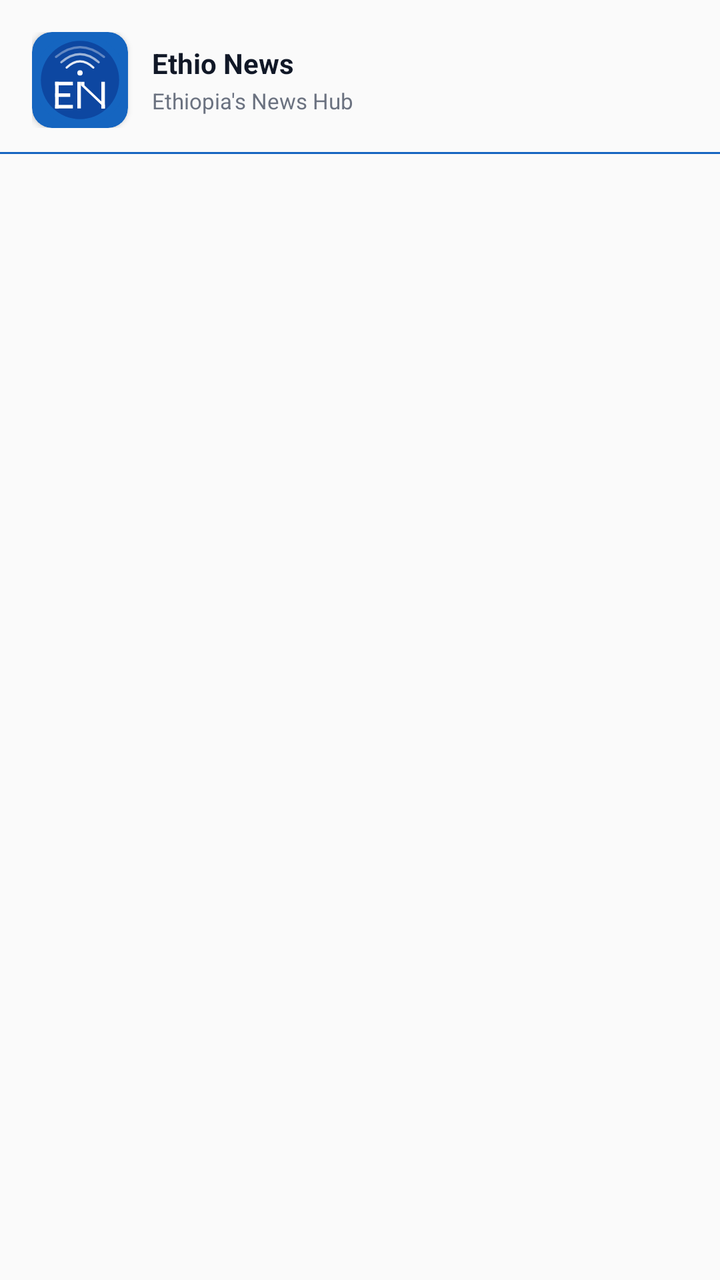
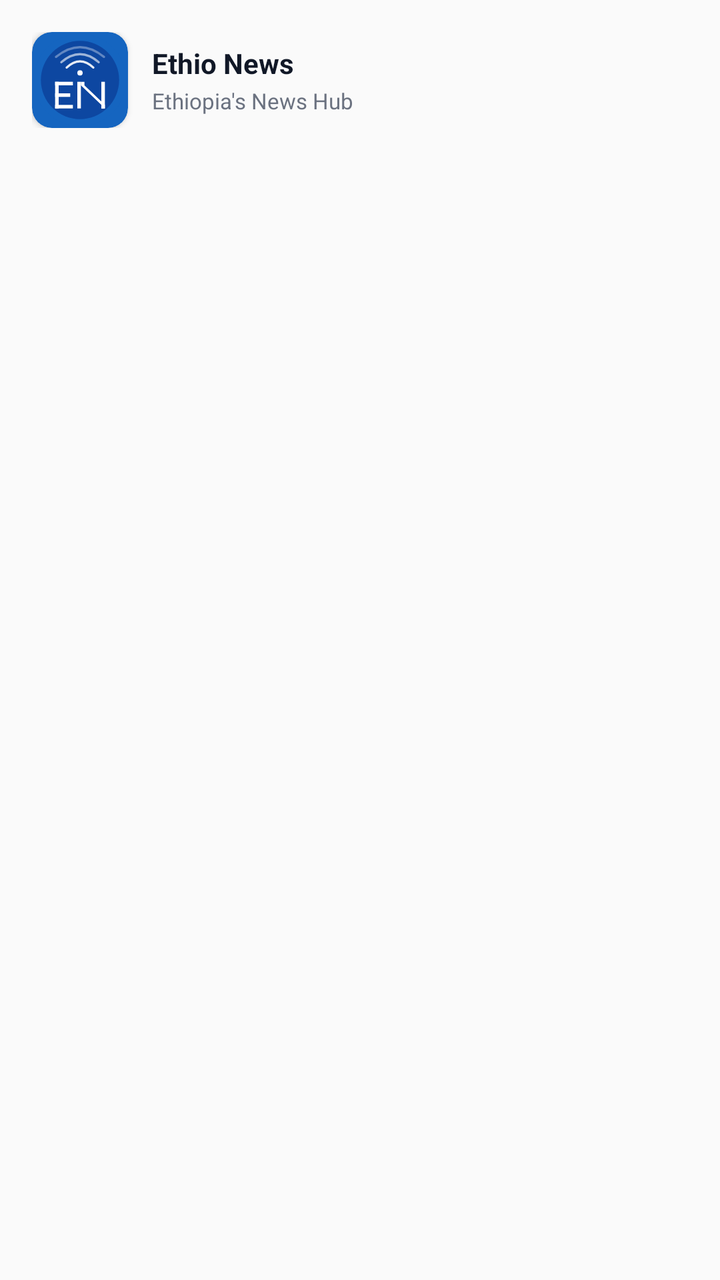

Two renders of the same Android screen: before a commit and after it. Below are the layout's source before the change and the commit's diff.
<!-- AndroidManifest.xml: application theme AppTheme -->
<!-- res/layout/row_nav_header.xml -->
<?xml version="1.0" encoding="utf-8"?>
<LinearLayout xmlns:android="http://schemas.android.com/apk/res/android"
    xmlns:app="http://schemas.android.com/apk/res-auto"
    android:layout_width="match_parent"
    android:layout_height="wrap_content"
    android:background="?ns_bg"
    android:orientation="vertical"
    android:paddingBottom="@dimen/_16sdp">

    <LinearLayout
        android:layout_width="match_parent"
        android:layout_height="wrap_content"
        android:layout_marginTop="@dimen/_16sdp"
        android:orientation="horizontal"
        android:paddingStart="@dimen/_16sdp"
        android:paddingEnd="@dimen/_16sdp"
        android:gravity="center_vertical">

        <androidx.cardview.widget.CardView
            app:cardElevation="@dimen/_2sdp"
            app:cardCornerRadius="@dimen/_10sdp"
            app:cardBackgroundColor="@color/ethio_red"
            android:layout_width="@dimen/_48sdp"
            android:layout_height="@dimen/_48sdp">

            <ImageView
                app:hv_corner_radius="@dimen/_10sdp"
                android:layout_width="match_parent"
                android:layout_height="match_parent"
                android:src="@drawable/logo"
                android:contentDescription="@string/app_name" />

        </androidx.cardview.widget.CardView>

        <LinearLayout
            android:layout_width="match_parent"
            android:layout_height="wrap_content"
            android:layout_marginStart="@dimen/_12sdp"
            android:orientation="vertical"
            android:layout_gravity="center">

            <TextView
                android:layout_width="match_parent"
                android:layout_height="wrap_content"
                android:text="@string/app_name"
                android:textColor="?ns_title"
                android:textSize="@dimen/_14ssp"
                android:textStyle="bold" />

            <TextView
                android:layout_width="match_parent"
                android:layout_height="wrap_content"
                android:layout_marginTop="@dimen/_2sdp"
                android:text="@string/nav_header_subtitle"
                android:textColor="?ns_title_sub"
                android:textSize="@dimen/_11ssp" />

        </LinearLayout>

    </LinearLayout>

    
    <View
        android:layout_width="match_parent"
        android:layout_height="@dimen/_1sdp"
        android:layout_marginTop="@dimen/_12sdp"
        android:background="?ns_primary" />

</LinearLayout>
<!-- resources referenced by this layout -->
<resources>
  <color name="ethio_red">#1565C0</color>
  <dimen name="_10sdp">10dp</dimen>
  <dimen name="_11ssp">11sp</dimen>
  <dimen name="_12sdp">12dp</dimen>
  <dimen name="_14ssp">14sp</dimen>
  <dimen name="_16sdp">16dp</dimen>
  <dimen name="_1sdp">1dp</dimen>
  <dimen name="_2sdp">2dp</dimen>
  <dimen name="_48sdp">48dp</dimen>
  <!-- drawable logo: vector/xml drawable (drawable, 2223 chars, omitted) -->
  <string name="app_name">Ethio News</string>
  <string name="nav_header_subtitle">Ethiopia\'s News Hub</string>
  <style name="AppTheme" parent="Theme.MaterialComponents.DayNight.NoActionBar">
          <item name="colorPrimary">@color/ns_classic_primary</item>
          <item name="colorPrimaryDark">@color/ethio_red_dark</item>
          <item name="colorAccent">@color/ns_classic_primary</item>
          
          <item name="android:windowBackground">@color/ns_classic_bg</item>
          
          <item name="android:windowOptOutEdgeToEdgeEnforcement" tools:targetApi="35">true</item>
          
          <item name="android:windowDrawsSystemBarBackgrounds">true</item>
          <item name="android:statusBarColor">@android:color/white</item>
          <item name="android:windowLightStatusBar" tools:targetApi="23">true</item>
          <item name="android:navigationBarColor">?android:colorBackground</item>
          
          <item name="colorControlNormal">@color/ns_classic_body_dark</item>
          
          <item name="ns_primary">@color/ns_classic_primary</item>
          <item name="ns_primary_sub">@color/ns_classic_primary_sub</item>
          <item name="ns_bg">@color/ns_classic_bg</item>
          <item name="ns_bg_sub">@color/ns_classic_bg_sub</item>
          <item name="ns_bg_dark">@color/ns_classic_body_dark</item>
          <item name="ns_title">@color/ns_classic_title</item>
          <item name="ns_title_sub">@color/ns_classic_title_sub</item>
          <item name="ns_border">@color/ns_classic_border</item>
          <item name="ns_dialog_bg">@color/ns_classic_bg</item>
          <item name="ns_dialog_bg_sub">@color/ns_classic_bg_sub</item>
          <item name="ns_icon_color">@color/ns_classic_title</item>
          <item name="ns_white">@color/white</item>
          <item name="ns_icon_back">@drawable/ic_arrow_left</item>
      </style>
  <color name="ns_classic_primary">#1565C0</color>
  <color name="ethio_red_dark">#0D47A1</color>
  <color name="ns_classic_bg">#FAFAFA</color>
  <color name="ns_classic_body_dark">#000000</color>
  <color name="ns_classic_primary_sub">#261565C0</color>
  <color name="ns_classic_bg_sub">#F0F4FA</color>
  <color name="ns_classic_title">#111827</color>
  <color name="ns_classic_title_sub">#6B7280</color>
  <color name="ns_classic_border">#1A1565C0</color>
  <color name="white">#FFFFFFFF</color>
  <!-- drawable ic_arrow_left (drawable) -->
  <?xml version="1.0" encoding="utf-8"?>
  <vector xmlns:android="http://schemas.android.com/apk/res/android"
      android:width="@dimen/_24sdp"
      android:height="@dimen/_24sdp"
      android:viewportWidth="24"
      android:viewportHeight="24">
    <path
        android:pathData="M11.1,7.94L8.48,10.56C7.71,11.33 7.71,12.59 8.48,13.36L15,19.87"
        android:strokeLineJoin="round"
        android:strokeWidth="1.5"
        android:fillColor="#00000000"
        android:strokeColor="#292D32"
        android:strokeLineCap="round"/>
    <path
        android:pathData="M15,4.04L13.96,5.08"
        android:strokeLineJoin="round"
        android:strokeWidth="1.5"
        android:fillColor="#00000000"
        android:strokeColor="#292D32"
        android:strokeLineCap="round"/>
  </vector>
  <dimen name="_24sdp">24dp</dimen>
</resources>

<!-- the commit's change to res/layout/row_nav_header.xml (unified diff, before → after) -->
@@ -60,10 +60,5 @@
     </LinearLayout>
 
     
-    <View
-        android:layout_width="match_parent"
-        android:layout_height="@dimen/_1sdp"
-        android:layout_marginTop="@dimen/_12sdp"
-        android:background="?ns_primary" />
 
 </LinearLayout>
<!-- resource entries referenced after the edit -->
@@ -6,7 +6,6 @@
   <dimen name="_12sdp">12dp</dimen>
   <dimen name="_14ssp">14sp</dimen>
   <dimen name="_16sdp">16dp</dimen>
-  <dimen name="_1sdp">1dp</dimen>
   <dimen name="_2sdp">2dp</dimen>
   <dimen name="_48sdp">48dp</dimen>
   <!-- drawable logo: vector/xml drawable (drawable, 2223 chars, omitted) -->
